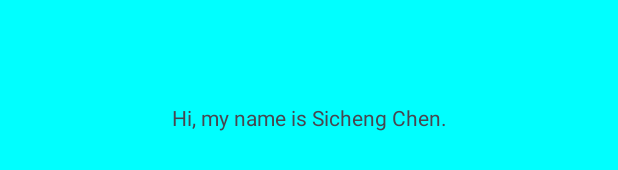
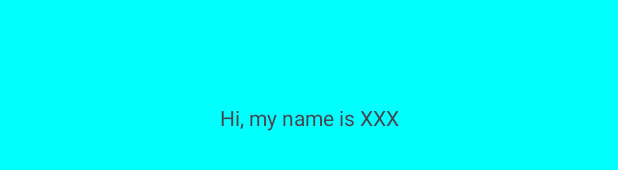
Before and after one commit to csc0007/CS501, an Android app: the layout activity_main.xml on its own in the app's theme, with its tools: preview values and no code run, on a phone screen of 412 x 824 dp. Shown: the part 501-671 px from the top of the screen. Run offline under Robolectric (Android 15) with nearby library versions, the phone set to English and light mode, and no system bars.

Commit message:
work done

```diff
--- a/HW/HW1/Code/app/src/main/java/com/example/hello/MainActivity.kt
+++ b/HW/HW1/Code/app/src/main/java/com/example/hello/MainActivity.kt
@@ -2,10 +2,15 @@ package com.example.hello
 
 import androidx.appcompat.app.AppCompatActivity
 import android.os.Bundle
+import android.widget.TextView
 
 class MainActivity : AppCompatActivity() {
+    val myName = "Sicheng Chen"
     override fun onCreate(savedInstanceState: Bundle?) {
         super.onCreate(savedInstanceState)
         setContentView(R.layout.activity_main)
+
+        val textView: TextView = findViewById(R.id.textView)  //bind the textView
+        textView.text = "Hi, my name is $myName."   //Used variable myName to display content Sicheng Chen
     }
 }
--- a/HW/HW1/Code/app/src/main/res/layout/activity_main.xml
+++ b/HW/HW1/Code/app/src/main/res/layout/activity_main.xml
@@ -8,9 +8,10 @@
     tools:context=".MainActivity">
 
     <TextView
+        android:id="@+id/textView"
         android:layout_width="wrap_content"
         android:layout_height="wrap_content"
-        android:text="Hi, my name is Sicheng Chen."
+        android:text="Hi, my name is XXX"
         app:layout_constraintBottom_toBottomOf="parent"
         app:layout_constraintEnd_toEndOf="parent"
         app:layout_constraintStart_toStartOf="parent"
```
